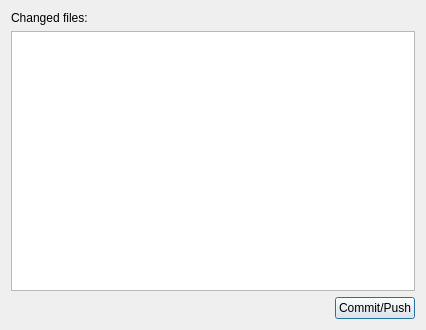
KDE/kommit, file src/dialogs/changedfilesdialog.ui: the form before one commit.
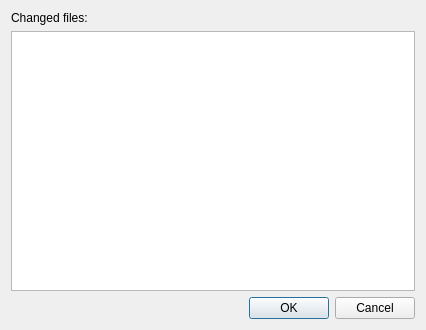
The form after the commit.

Commit message: Add a cancel button

Diff of the .ui file:
```diff
--- a/src/dialogs/changedfilesdialog.ui
+++ b/src/dialogs/changedfilesdialog.ui
@@ -29,28 +29,11 @@
     </widget>
    </item>
    <item>
-    <layout class="QHBoxLayout" name="horizontalLayout">
-     <item>
-      <spacer name="horizontalSpacer">
-       <property name="orientation">
-        <enum>Qt::Horizontal</enum>
-       </property>
-       <property name="sizeHint" stdset="0">
-        <size>
-         <width>40</width>
-         <height>20</height>
-        </size>
-       </property>
-      </spacer>
-     </item>
-     <item>
-      <widget class="QPushButton" name="pushButtonCommitPush">
-       <property name="text">
-        <string>Commit/Push</string>
-       </property>
-      </widget>
-     </item>
-    </layout>
+    <widget class="QDialogButtonBox" name="buttonBox">
+     <property name="standardButtons">
+      <set>QDialogButtonBox::Cancel|QDialogButtonBox::Ok</set>
+     </property>
+    </widget>
    </item>
   </layout>
  </widget>
```
The commit also changes 2 other files.
